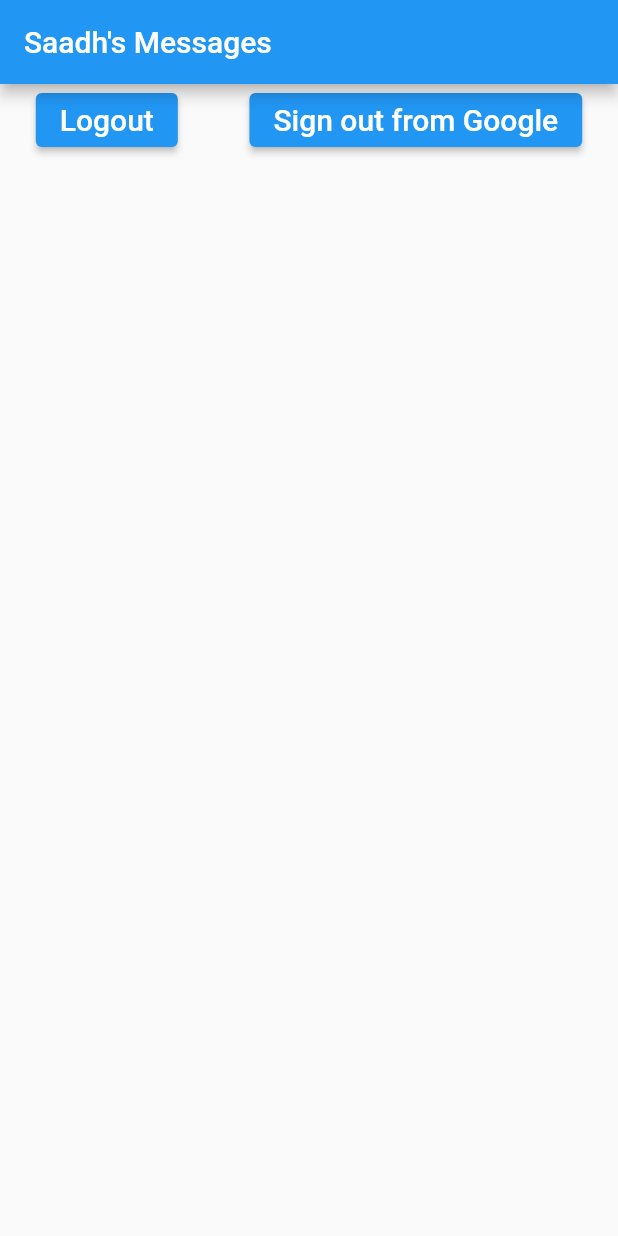
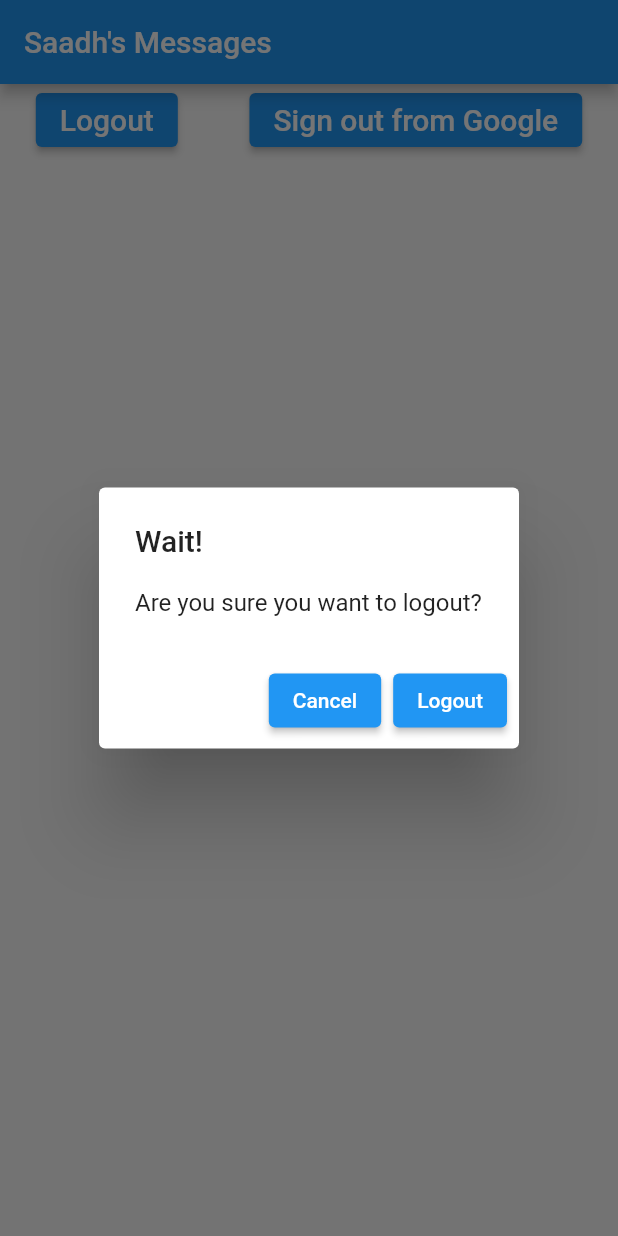
Before and after one commit to sahmed53gsu/appdev_hw1, a Flutter app: the screen it shows once a user with an empty profile is signed in, after a tap on "Logout", on a phone screen of 412 x 824 dp. Run offline on Flutter 3.47's test engine with Material 2 defaults, Android fonts, the light colour scheme and no system bars; our stand-ins replace cloud_firestore, firebase_auth, firebase_core, google_sign_in, shared_preferences; accounts and stored records are empty.

Commit message:
logout alert & message exit

```diff
--- a/myapp/lib/home_screen.dart
+++ b/myapp/lib/home_screen.dart
@@ -10,6 +10,41 @@ class HomePage extends StatefulWidget {
 }
 
 class _HomePageState extends State<HomePage> {
+  showAlertDialog(BuildContext context) {
+    // set up the buttons
+    Widget cancelButton = ElevatedButton(
+      child: Text("Cancel"),
+      onPressed: () {
+        Navigator.pop(context);
+      },
+    );
+    Widget continueButton = ElevatedButton(
+      child: Text("Logout"),
+      onPressed: () {
+        AuthService().signOut();
+        Navigator.pop(context);
+      },
+    );
+
+    // set up the AlertDialog
+    AlertDialog alert = AlertDialog(
+      title: Text("Wait!"),
+      content: Text("Are you sure you want to logout?"),
+      actions: [
+        cancelButton,
+        continueButton,
+      ],
+    );
+
+    // show the dialog
+    showDialog(
+      context: context,
+      builder: (BuildContext context) {
+        return alert;
+      },
+    );
+  }
+
   Future createBox(BuildContext context) {
     TextEditingController myController = TextEditingController();
 
@@ -24,11 +59,18 @@ class _HomePageState extends State<HomePage> {
             actions: <Widget>[
               MaterialButton(
                 elevation: 5.0,
+                child: Text('Exit'),
+                onPressed: () {
+                  Navigator.pop(context);
+                },
+              ),
+              MaterialButton(
+                elevation: 5.0,
                 child: Text('Submit'),
                 onPressed: () {
                   Navigator.of(context).pop(myController.text.toString());
                 },
-              )
+              ),
             ],
           );
         });
@@ -50,7 +92,7 @@ class _HomePageState extends State<HomePage> {
                   disabledColor: Colors.blueAccent,
                   child: ElevatedButton(
                     onPressed: () {
-                      AuthService().signOut();
+                      showAlertDialog(context);
                     },
                     child: Text('Logout',
                         style: TextStyle(fontSize: 20, color: Colors.white)),
@@ -130,7 +172,9 @@ class _HomePageState extends State<HomePage> {
           child: Icon(Icons.add),
           onPressed: () {
             createBox(context).then((onValue) {
-              AuthService().postUp(onValue);
+              if (onValue != null) {
+                AuthService().postUp(onValue);
+              }
             });
           },
         ),
```
